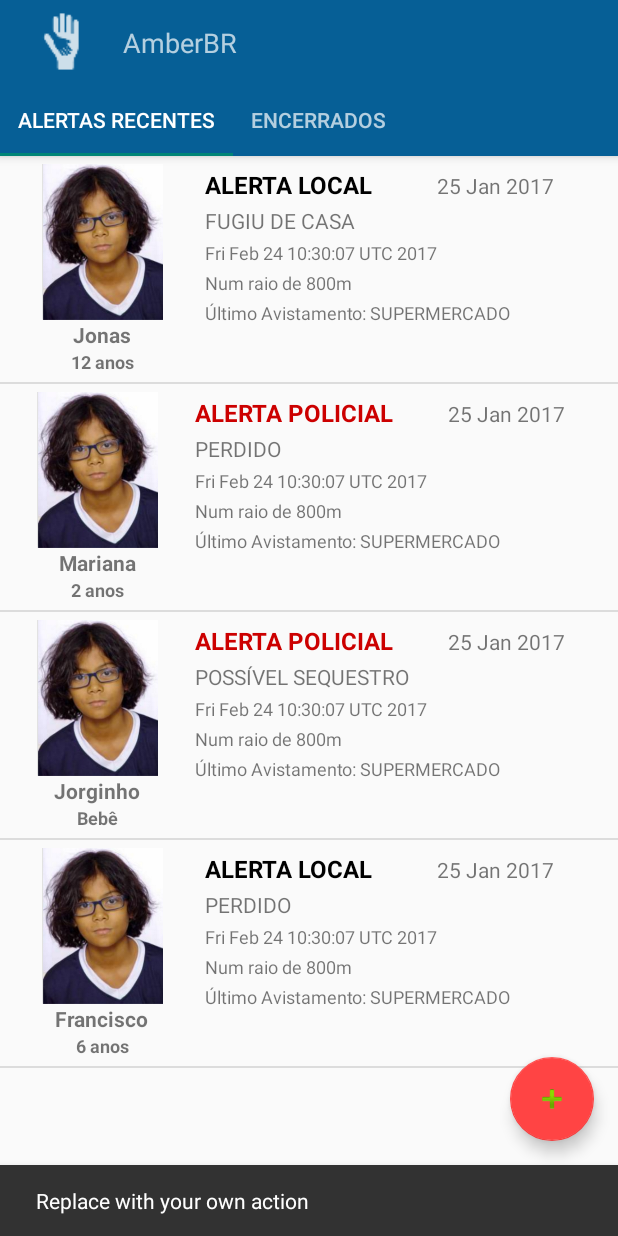
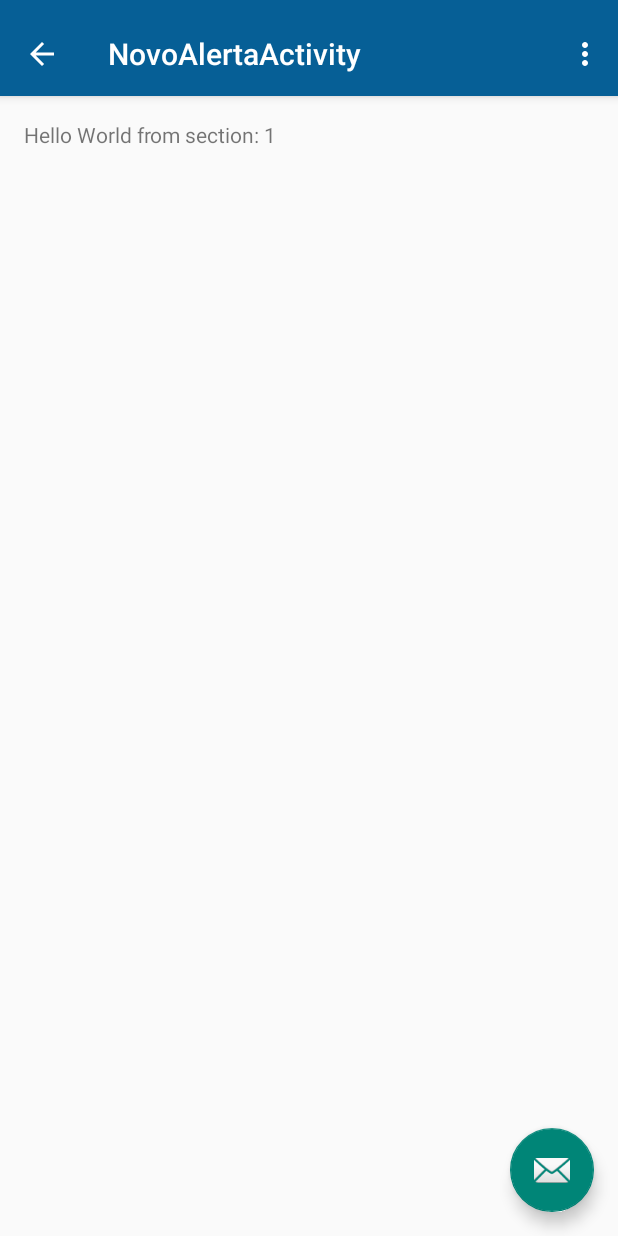
Before and after one commit to sinvallima/IESBTCC_AmberBR, an Android app: the ListaAlertasActivity screen opened directly, with no data from a screen before it, after a tap on an icon or button, on a phone screen of 412 x 824 dp. Run offline under Robolectric (Android 15) with nearby library versions, the phone set to English and light mode, and no system bars; libraries missing offline, so code that uses them is left out: com.facebook.

Commit message:
Acrescentando Navegação para Novo Alerta Activity

```diff
--- a/app/src/main/java/com/iesb/tcc/amberbr/activity/ListaAlertasActivity.java
+++ b/app/src/main/java/com/iesb/tcc/amberbr/activity/ListaAlertasActivity.java
@@ -49,7 +49,7 @@ import java.util.List;
 public class ListaAlertasActivity extends AppCompatActivity implements AlertasEncerradosFragment.OnFragmentInteractionListener,
         AlertasRecentesFragment.OnFragmentInteractionListener {
 
-    private MainRules amberManager;
+    private static MainRules amberManager;
 
     /**
      * The {@link PagerAdapter} that will provide
@@ -167,13 +167,24 @@ public class ListaAlertasActivity extends AppCompatActivity implements AlertasEn
             }
         });
 
-
+        //Botão Novo Alerta
         FloatingActionButton fab = (FloatingActionButton) findViewById(R.id.fab);
         fab.setOnClickListener(new View.OnClickListener() {
             @Override
             public void onClick(View view) {
+/*
                 Snackbar.make(view, "Replace with your own action", Snackbar.LENGTH_LONG)
                         .setAction("Action", null).show();
+*/
+                Intent intentNovoAlerta = new Intent(getBaseContext(), NovoAlertaActivity.class);
+                //intentListaJogador.putExtras("lista", this.getIntent());
+                intentNovoAlerta.putExtra("logado", amberManager.isbLogado());
+                intentNovoAlerta.putExtra("usuario", amberManager.getUsuario());
+
+                startActivityForResult(intentNovoAlerta, MainDefaultValues.REQUEST_CODE_NOVO_ALERTA_ACTIVITY);
+
+
+
             }
         });
 
@@ -279,12 +290,29 @@ public class ListaAlertasActivity extends AppCompatActivity implements AlertasEn
         switch (requestCode){
             case MainDefaultValues.REQUEST_CODE_LOGIN_ACTIVITY:
 
-                Usuario user = (Usuario) data.getParcelableExtra("usuario");
-                boolean bLogado = (boolean) data.getBooleanExtra("logado", false);
+                amberManager.setbLogado(data.getBooleanExtra("logado", false));
+                amberManager.setUsuario((Usuario) data.getParcelableExtra("usuario"));
+                break;
 
-                this.amberManager.setbLogado(bLogado);
-                this.amberManager.setUsuario(user);
+            case MainDefaultValues.REQUEST_CODE_NOVO_ALERTA_ACTIVITY:
 
+                break;
+
+            case MainDefaultValues.REQUEST_CODE_EDITAR_ALERTA_ACTIVITY:
+
+                break;
+
+            case MainDefaultValues.REQUEST_CODE_NOVO_AVISTAMENTO_ACTIVITY:
+
+                break;
+
+            case MainDefaultValues.REQUEST_CODE_CONFIGURACAO_ACTIVITY:
+
+                break;
+
+            case MainDefaultValues.REQUEST_CODE_LISTA_ALERTA_ACTIVITY:
+                //Deve ser um erro.
+                break;
 
         }
 
--- /dev/null
+++ b/app/src/main/java/com/iesb/tcc/amberbr/activity/NovoAlertaActivity.java
@@ -0,0 +1,190 @@
+package com.iesb.tcc.amberbr.activity;
+
+import android.content.Intent;
+import android.support.design.widget.FloatingActionButton;
+import android.support.design.widget.Snackbar;
+import android.support.v7.app.AppCompatActivity;
+import android.support.v7.widget.Toolbar;
+
+import android.support.v4.app.Fragment;
+import android.support.v4.app.FragmentManager;
+import android.support.v4.app.FragmentPagerAdapter;
+import android.support.v4.view.ViewPager;
+import android.os.Bundle;
+import android.view.LayoutInflater;
+import android.view.Menu;
+import android.view.MenuItem;
+import android.view.View;
+import android.view.ViewGroup;
+
+import android.widget.TextView;
+
+import com.iesb.tcc.amberbr.R;
+import com.iesb.tcc.amberbr.core.MainRules;
+import com.iesb.tcc.amberbr.entity.Usuario;
+import com.iesb.tcc.amberbr.exceptions.GenericBusinessException;
+
+public class NovoAlertaActivity extends AppCompatActivity {
+
+    /**
+     * The {@link android.support.v4.view.PagerAdapter} that will provide
+     * fragments for each of the sections. We use a
+     * {@link FragmentPagerAdapter} derivative, which will keep every
+     * loaded fragment in memory. If this becomes too memory intensive, it
+     * may be best to switch to a
+     * {@link android.support.v4.app.FragmentStatePagerAdapter}.
+     */
+    private SectionsPagerAdapter mSectionsPagerAdapter;
+    public static MainRules amberManager;
+
+    /**
+     * The {@link ViewPager} that will host the section contents.
+     */
+    private ViewPager mViewPager;
+
+    @Override
+    protected void onCreate(Bundle savedInstanceState) {
+        super.onCreate(savedInstanceState);
+        setContentView(R.layout.activity_novo_alerta);
+
+        try {
+            amberManager = new MainRules(this);
+
+            amberManager.setbLogado(getIntent().getBooleanExtra("logado", false));
+            amberManager.setUsuario((Usuario) getIntent().getParcelableExtra("usuario"));
+
+        } catch (GenericBusinessException e) {
+            e.printStackTrace();
+        }
+
+
+        Toolbar toolbar = (Toolbar) findViewById(R.id.toolbar);
+        setSupportActionBar(toolbar);
+        getSupportActionBar().setDisplayHomeAsUpEnabled(true);
+        // Create the adapter that will return a fragment for each of the three
+        // primary sections of the activity.
+        mSectionsPagerAdapter = new SectionsPagerAdapter(getSupportFragmentManager());
+
+        // Set up the ViewPager with the sections adapter.
+        mViewPager = (ViewPager) findViewById(R.id.container);
+        mViewPager.setAdapter(mSectionsPagerAdapter);
+
+
+        FloatingActionButton fab = (FloatingActionButton) findViewById(R.id.fab);
+        fab.setOnClickListener(new View.OnClickListener() {
+            @Override
+            public void onClick(View view) {
+                Snackbar.make(view, "Replace with your own action", Snackbar.LENGTH_LONG)
+                        .setAction("Action", null).show();
+            }
+        });
+
+    }
+
+    @Override
+    public void onBackPressed() {
+        //super.onBackPressed();
+        Intent itRetorno = new Intent();
+
+        //itRetorno.putExtra("usuario", this.amberManager.getUsuario());
+        //itRetorno.putExtra("logado", this.amberManager.isbLogado());
+
+        NovoAlertaActivity.this.setResult(RESULT_OK, itRetorno);
+        NovoAlertaActivity.this.finish();
+    }
+
+
+    @Override
+    public boolean onCreateOptionsMenu(Menu menu) {
+        // Inflate the menu; this adds items to the action bar if it is present.
+        getMenuInflater().inflate(R.menu.menu_novo_alerta, menu);
+        return true;
+    }
+
+    @Override
+    public boolean onOptionsItemSelected(MenuItem item) {
+        // Handle action bar item clicks here. The action bar will
+        // automatically handle clicks on the Home/Up button, so long
+        // as you specify a parent activity in AndroidManifest.xml.
+        int id = item.getItemId();
+
+        //noinspection SimplifiableIfStatement
+        if (id == R.id.action_settings) {
+            return true;
+        }
+
+        return super.onOptionsItemSelected(item);
+    }
+
+    /**
+     * A placeholder fragment containing a simple view.
+     */
+    public static class PlaceholderFragment extends Fragment {
+        /**
+         * The fragment argument representing the section number for this
+         * fragment.
+         */
+        private static final String ARG_SECTION_NUMBER = "section_number";
+
+        public PlaceholderFragment() {
+        }
+
+        /**
+         * Returns a new instance of this fragment for the given section
+         * number.
+         */
+        public static PlaceholderFragment newInstance(int sectionNumber) {
+            PlaceholderFragment fragment = new PlaceholderFragment();
+            Bundle args = new Bundle();
+            args.putInt(ARG_SECTION_NUMBER, sectionNumber);
+            fragment.setArguments(args);
+            return fragment;
+        }
+
+        @Override
+        public View onCreateView(LayoutInflater inflater, ViewGroup container,
+                                 Bundle savedInstanceState) {
+            View rootView = inflater.inflate(R.layout.fragment_novo_alerta, container, false);
+            TextView textView = (TextView) rootView.findViewById(R.id.section_label);
+            textView.setText(getString(R.string.section_format, getArguments().getInt(ARG_SECTION_NUMBER)));
+            return rootView;
+        }
+    }
+
+    /**
+     * A {@link FragmentPagerAdapter} that returns a fragment corresponding to
+     * one of the sections/tabs/pages.
+     */
+    public class SectionsPagerAdapter extends FragmentPagerAdapter {
+
+        public SectionsPagerAdapter(FragmentManager fm) {
+            super(fm);
+        }
+
+        @Override
+        public Fragment getItem(int position) {
+            // getItem is called to instantiate the fragment for the given page.
+            // Return a PlaceholderFragment (defined as a static inner class below).
+            return PlaceholderFragment.newInstance(position + 1);
+        }
+
+        @Override
+        public int getCount() {
+            // Show 3 total pages.
+            return 3;
+        }
+
+        @Override
+        public CharSequence getPageTitle(int position) {
+            switch (position) {
+                case 0:
+                    return "SECTION 1";
+                case 1:
+                    return "SECTION 2";
+                case 2:
+                    return "SECTION 3";
+            }
+            return null;
+        }
+    }
+}
--- a/app/src/main/java/com/iesb/tcc/amberbr/core/MainDefaultValues.java
+++ b/app/src/main/java/com/iesb/tcc/amberbr/core/MainDefaultValues.java
@@ -16,6 +16,12 @@ public class MainDefaultValues {
     //Navegação entre Activities
     public static final int REQUEST_CODE_LISTA_ALERTA_ACTIVITY = 200;
     public static final int REQUEST_CODE_LOGIN_ACTIVITY = 201;
+    public static final int REQUEST_CODE_NOVO_ALERTA_ACTIVITY = 202;
+    public static final int REQUEST_CODE_NOVO_AVISTAMENTO_ACTIVITY = 203;
+    public static final int REQUEST_CODE_EDITAR_ALERTA_ACTIVITY = 204;
+    public static final int REQUEST_CODE_CONFIGURACAO_ACTIVITY = 205;
 
 
+    //...
+
 }
--- a/app/src/main/java/com/iesb/tcc/amberbr/entity/Alerta.java
+++ b/app/src/main/java/com/iesb/tcc/amberbr/entity/Alerta.java
@@ -115,6 +115,28 @@ public class Alerta implements Parcelable {
 
     //Parcelable Implementation
     protected Alerta(Parcel in) {
+        String[] data = new String[11];
+
+        in.readStringArray(data);
+        this.setId(Double.valueOf(data[0]));
+        //this.setTipoAlerta(TipoAlerta Double.valueOf(data[1]));
+        //this.setStatus(TipoStatusAlerta (Double.valueOf(data[2])));
+        //this.setEmissor();
+
+/*
+        private double id;
+        private TipoAlerta tipoAlerta;
+        private TipoStatusAlerta status;
+        private Usuario emissor;
+        private Localizacao localizacao;
+        private Date dataHoraAbertura;
+        private Pessoa desaparecido;
+        private Date ultimaAtualizacao;
+        private Boolean encontrado;
+        private TipoDesaparecimento tipoDesaparecimento;
+        private List<Foto> fotos;
+*/
+
     }
 
     public Alerta(){
@@ -151,4 +173,9 @@ public class Alerta implements Parcelable {
         }
     };
 
+    @Override
+    public boolean equals(Object obj) {
+        Alerta alerta = (Alerta)obj;
+        return (alerta.getId() == this.getId());
+    }
 }
--- /dev/null
+++ b/app/src/main/res/layout/activity_novo_alerta.xml
@@ -0,0 +1,44 @@
+<?xml version="1.0" encoding="utf-8"?>
+<android.support.design.widget.CoordinatorLayout xmlns:android="http://schemas.android.com/apk/res/android"
+    xmlns:app="http://schemas.android.com/apk/res-auto"
+    xmlns:tools="http://schemas.android.com/tools"
+    android:id="@+id/main_content"
+    android:layout_width="match_parent"
+    android:layout_height="match_parent"
+    android:fitsSystemWindows="true"
+    tools:context="com.iesb.tcc.amberbr.activity.NovoAlertaActivity">
+
+    <android.support.design.widget.AppBarLayout
+        android:id="@+id/appbar"
+        android:layout_width="match_parent"
+        android:layout_height="wrap_content"
+        android:paddingTop="@dimen/appbar_padding_top"
+        android:theme="@style/AppTheme.AppBarOverlay">
+
+        <android.support.v7.widget.Toolbar
+            android:id="@+id/toolbar"
+            android:layout_width="match_parent"
+            android:layout_height="?attr/actionBarSize"
+            android:background="?attr/colorPrimary"
+            app:layout_scrollFlags="scroll|enterAlways"
+            app:popupTheme="@style/AppTheme.PopupOverlay">
+
+        </android.support.v7.widget.Toolbar>
+
+    </android.support.design.widget.AppBarLayout>
+
+    <android.support.v4.view.ViewPager
+        android:id="@+id/container"
+        android:layout_width="match_parent"
+        android:layout_height="match_parent"
+        app:layout_behavior="@string/appbar_scrolling_view_behavior" />
+
+    <android.support.design.widget.FloatingActionButton
+        android:id="@+id/fab"
+        android:layout_width="wrap_content"
+        android:layout_height="wrap_content"
+        android:layout_gravity="end|bottom"
+        android:layout_margin="@dimen/fab_margin"
+        app:srcCompat="@android:drawable/ic_dialog_email" />
+
+</android.support.design.widget.CoordinatorLayout>
--- /dev/null
+++ b/app/src/main/res/layout/fragment_novo_alerta.xml
@@ -0,0 +1,16 @@
+<RelativeLayout xmlns:android="http://schemas.android.com/apk/res/android"
+    xmlns:tools="http://schemas.android.com/tools"
+    android:layout_width="match_parent"
+    android:layout_height="match_parent"
+    android:paddingBottom="@dimen/activity_vertical_margin"
+    android:paddingLeft="@dimen/activity_horizontal_margin"
+    android:paddingRight="@dimen/activity_horizontal_margin"
+    android:paddingTop="@dimen/activity_vertical_margin"
+    tools:context="com.iesb.tcc.amberbr.activity.NovoAlertaActivity$PlaceholderFragment">
+
+    <TextView
+        android:id="@+id/section_label"
+        android:layout_width="wrap_content"
+        android:layout_height="wrap_content" />
+
+</RelativeLayout>
--- /dev/null
+++ b/app/src/main/res/menu/menu_novo_alerta.xml
@@ -0,0 +1,10 @@
+<menu xmlns:android="http://schemas.android.com/apk/res/android"
+    xmlns:app="http://schemas.android.com/apk/res-auto"
+    xmlns:tools="http://schemas.android.com/tools"
+    tools:context="com.iesb.tcc.amberbr.activity.NovoAlertaActivity">
+    <item
+        android:id="@+id/action_settings"
+        android:orderInCategory="100"
+        android:title="@string/action_settings"
+        app:showAsAction="never" />
+</menu>
--- a/app/src/main/res/values/strings.xml
+++ b/app/src/main/res/values/strings.xml
@@ -27,6 +27,7 @@
 
     <!-- TODO: Remove or change this placeholder text -->
     <string name="hello_blank_fragment">Hello blank fragment</string>
+    <string name="title_activity_novo_alerta">NovoAlertaActivity</string>
 
 
 </resources>
```
Also changed, not shown: app/src/main/AndroidManifest.xml (+24 -14 lines), app/src/main/java/com/iesb/tcc/amberbr/activity/LoginActivity.java (+8 -4 lines), app/src/main/java/com/iesb/tcc/amberbr/entity/Localizacao.java (+20 -0 lines).
